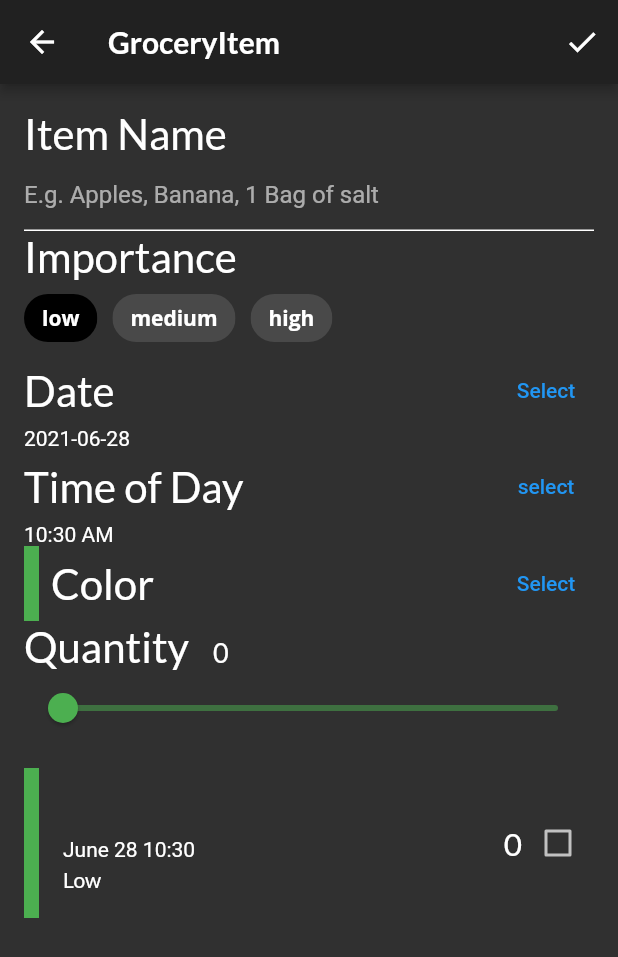
After one commit to EugeneAlexandrov/flutter_project, a Flutter app: the screen it shows after launch, item 3 of the bottom bar chosen, after a tap on the "add" icon, on a phone screen of 412 x 824 dp. The commit adds this screen. Shown: the top 957 px of the screen. Run offline on Flutter 3.47's test engine with Material 2 defaults, Android fonts, the phone set to English and light mode, and no system bars; our stand-ins replace flutter_colorpicker, google_fonts.

Commit message:
add grocery screen

```diff
--- a/lib/components/components.dart
+++ b/lib/components/components.dart
@@ -2,5 +2,9 @@ export 'card1.dart';
 export 'card2.dart';
 export 'card3.dart';
 export 'circle_image.dart';
+export 'friend_post_tile.dart';
+export 'friend_post_list_view.dart';
+export 'grocery_tile.dart';
+export 'recipe_thumbnail.dart';
+export 'recipes_grid_view.dart';
 export 'today_recipe_list_view.dart';
-export 'friend_post_tile.dart';
--- /dev/null
+++ b/lib/components/grocery_tile.dart
@@ -0,0 +1,110 @@
+import 'package:flutter/material.dart';
+import 'package:fooderlich/models/models.dart';
+import 'package:google_fonts/google_fonts.dart';
+import 'package:intl/intl.dart';
+
+class GroceryTile extends StatelessWidget {
+  final GroceryItem item;
+  final TextDecoration textDecoration;
+  final Function(bool?) onComplete;
+
+  GroceryTile({Key? key, required this.item, required this.onComplete})
+      : textDecoration =
+            item.isComplete ? TextDecoration.lineThrough : TextDecoration.none,
+        super(key: key);
+
+  @override
+  Widget build(BuildContext context) {
+    return Container(
+      height: 100,
+      child: Row(
+        mainAxisAlignment: MainAxisAlignment.spaceBetween,
+        children: [
+          // TODO 22: Add Row to group (name, date, importance)
+          Row(
+            children: [
+              Container(
+                width: 10,
+                color: item.color,
+              ),
+              SizedBox(
+                width: 16,
+              ),
+              Column(
+                mainAxisAlignment: MainAxisAlignment.center,
+                crossAxisAlignment: CrossAxisAlignment.start,
+                children: [
+                  Text(
+                    item.name,
+                    style: GoogleFonts.lato(
+                        decoration: textDecoration,
+                        fontSize: 21,
+                        fontWeight: FontWeight.bold),
+                  ),
+                  SizedBox(height: 4),
+                  buildDate(),
+                  SizedBox(height: 4.0),
+                  buildImportance(),
+                ],
+              ),
+            ],
+          ),
+          // TODO 23: Add Row to group (quantity, checkbox)
+          Row(
+            children: [
+              Text(
+                item.quantity.toString(),
+                style: GoogleFonts.lato(
+                  decoration: textDecoration,
+                  fontSize: 21.0,
+                ),
+              ),
+              buildCheckBox(),
+            ],
+          ),
+        ],
+      ),
+    );
+  }
+
+  Widget buildImportance() {
+    if (item.importance == Importance.low) {
+      return Text('Low', style: GoogleFonts.lato(decoration: textDecoration));
+    } else if (item.importance == Importance.medium) {
+      return Text(
+        'Medium',
+        style: GoogleFonts.lato(
+          fontWeight: FontWeight.w800,
+          decoration: textDecoration,
+        ),
+      );
+    } else if (item.importance == Importance.high) {
+      return Text(
+        'High',
+        style: GoogleFonts.lato(
+          color: Colors.red,
+          fontWeight: FontWeight.w800,
+          decoration: textDecoration,
+        ),
+      );
+    } else {
+      throw Exception('This importance type does not exist');
+    }
+  }
+
+  Widget buildDate() {
+    final dateFormatter = DateFormat('MMMM dd h:mm');
+    final dateString = dateFormatter.format(item.date);
+    return Text(
+      dateString,
+      style: TextStyle(decoration: textDecoration),
+    );
+  }
+
+  Widget buildCheckBox() {
+    return Checkbox(
+      value: item.isComplete,
+      onChanged: onComplete,
+    );
+  }
+}
--- a/lib/home.dart
+++ b/lib/home.dart
@@ -13,7 +13,7 @@ class Home extends StatefulWidget {
 }
 
 class _HomeState extends State<Home> {
-  static List pages = <Widget>[
+  static List<Widget> pages = [
     ExploreScreen(),
     RecipeScreen(),
     const GroceryScreen(),
@@ -30,7 +30,10 @@ class _HomeState extends State<Home> {
               style: Theme.of(context).textTheme.headline6,
             ),
           ),
-          body: pages[tabManager.selectedTab],
+          body: IndexedStack(
+            index: tabManager.selectedTab,
+            children: pages,
+          ),
           bottomNavigationBar: BottomNavigationBar(
             selectedItemColor:
                 Theme.of(context).textSelectionTheme.selectionColor,
--- a/lib/main.dart
+++ b/lib/main.dart
@@ -1,4 +1,5 @@
 import 'package:flutter/material.dart';
+import 'package:fooderlich/models/grocery_manager.dart';
 import 'package:provider/provider.dart';
 import 'fooderlich_theme.dart';
 import 'home.dart';
@@ -19,9 +20,10 @@ class Fooderlich extends StatelessWidget {
       title: 'Fooderlich',
       home: MultiProvider(
         providers: [
-          ChangeNotifierProvider(create: (context) => TabManager(),)
+          ChangeNotifierProvider(create: (context) => TabManager()),
+          ChangeNotifierProvider(create: (context) => GroceryManager()),
         ],
-        child:const Home(),
+        child: const Home(),
       ),
     );
   }
--- a/lib/models/grocery_item.dart
+++ b/lib/models/grocery_item.dart
@@ -1,21 +1,21 @@
 import 'package:flutter/painting.dart';
 
 class GroceryItem {
-  final String? id;
-  final String? name;
-  final Importance? importance;
-  final Color? color;
-  final int? quantity;
-  final DateTime? date;
+  final String id;
+  final String name;
+  final Importance importance;
+  final Color color;
+  final int quantity;
+  final DateTime date;
   final bool isComplete;
 
   GroceryItem(
-      {this.id,
-      this.name,
-      this.importance,
-      this.color,
-      this.quantity,
-      this.date,
+      {required this.id,
+      required this.name,
+      required this.importance,
+      required this.color,
+      required this.quantity,
+      required this.date,
       this.isComplete = false});
 
   GroceryItem copyWith(
--- /dev/null
+++ b/lib/models/grocery_manager.dart
@@ -0,0 +1,29 @@
+import 'package:flutter/material.dart';
+import 'package:fooderlich/models/grocery_item.dart';
+
+class GroceryManager extends ChangeNotifier {
+  final _groceryItems = <GroceryItem>[];
+
+  List<GroceryItem> get groceryItems => List.unmodifiable(_groceryItems);
+
+  void deleteItem(int index) {
+    _groceryItems.removeAt(index);
+    notifyListeners();
+  }
+
+  void addItem(GroceryItem item) {
+    _groceryItems.add(item);
+    notifyListeners();
+  }
+
+  void updateItem(GroceryItem item, int index) {
+    _groceryItems[index] = item;
+    notifyListeners();
+  }
+
+  void completeItem(int index, bool change) {
+    final item = _groceryItems[index];
+    _groceryItems[index] = item.copyWith(isComplete: change);
+    notifyListeners();
+  }
+}
--- a/lib/models/models.dart
+++ b/lib/models/models.dart
@@ -4,3 +4,4 @@ export 'simple_recipe.dart';
 export 'explore_data.dart';
 export 'grocery_item.dart';
 export 'tab_manager.dart';
+export 'grocery_manager.dart';
--- /dev/null
+++ b/lib/screens/grocery_item_screen.dart
@@ -0,0 +1,350 @@
+import 'package:flutter/material.dart';
+import 'package:flutter_colorpicker/flutter_colorpicker.dart';
+import 'package:fooderlich/components/grocery_tile.dart';
+import 'package:fooderlich/models/models.dart';
+import 'package:google_fonts/google_fonts.dart';
+import 'package:intl/intl.dart';
+import 'package:uuid/uuid.dart';
+
+class GroceryItemScreen extends StatefulWidget {
+  GroceryItemScreen({
+    Key? key,
+    this.onCreate,
+    this.onUpdate,
+    this.originalItem,
+  })  : isUpdating = (originalItem != null),
+        super(key: key);
+
+  final Function(GroceryItem)? onCreate;
+  final Function(GroceryItem)? onUpdate;
+  final GroceryItem? originalItem;
+  final bool isUpdating;
+
+  @override
+  _GroceryItemScreenState createState() => _GroceryItemScreenState();
+}
+
+class _GroceryItemScreenState extends State<GroceryItemScreen> {
+  final _nameController = TextEditingController();
+  String _name = '';
+  Importance _importance = Importance.low;
+  DateTime _dueDate = DateTime.now();
+  TimeOfDay _timeOfDay = TimeOfDay.now();
+  Color _currentColor = Colors.green;
+  int _currentSliderValue = 0;
+
+  @override
+  void initState() {
+    if (widget.originalItem != null) {
+      _nameController.text = widget.originalItem!.name;
+      _name = widget.originalItem!.name;
+      _currentSliderValue = widget.originalItem!.quantity;
+      _importance = widget.originalItem!.importance;
+      _currentColor = widget.originalItem!.color;
+      final DateTime date = widget.originalItem!.date;
+      _timeOfDay = TimeOfDay(hour: date.hour, minute: date.minute);
+      _dueDate = date;
+    }
+
+    _nameController.addListener(() {
+      setState(() {
+        _name = _nameController.text;
+      });
+    });
+
+    super.initState();
+  }
+
+  @override
+  void dispose() {
+    _nameController.dispose();
+    super.dispose();
+  }
+
+  @override
+  Widget build(BuildContext context) {
+    return Scaffold(
+      appBar: AppBar(
+        actions: [
+          IconButton(
+            icon: const Icon(Icons.check),
+            onPressed: () {
+              // TODO 24: Add callback handler
+              final groceryItem = GroceryItem(
+                id: widget.originalItem?.id ?? const Uuid().v1(),
+                name: _nameController.text,
+                importance: _importance,
+                color: _currentColor,
+                quantity: _currentSliderValue,
+                date: DateTime(
+                  _dueDate.year,
+                  _dueDate.month,
+                  _dueDate.day,
+                  _timeOfDay.hour,
+                  _timeOfDay.minute,
+                ),
+              );
+
+              if (widget.isUpdating) {
+                widget.onUpdate!(groceryItem);
+              } else {
+                widget.onCreate!(groceryItem);
+              }
+            },
+          ),
+        ],
+        elevation: 3.0,
+        title: Text(
+          'GroceryItem',
+          style: GoogleFonts.lato(fontWeight: FontWeight.w600),
+        ),
+      ),
+      body: Container(
+        padding: EdgeInsets.all(16),
+        child: ListView(
+          children: [
+            buildNameField(),
+            buildImportanceField(),
+            buildDateField(context),
+            buildTimeField(context),
+            buildColorPicker(context),
+            buildQuantityField(),
+            const SizedBox(height: 16),
+            GroceryTile(
+              item: GroceryItem(
+                id: widget.originalItem?.id ?? const Uuid().v1(),
+                name: _name,
+                importance: _importance,
+                color: _currentColor,
+                quantity: _currentSliderValue,
+                date: DateTime(
+                  _dueDate.year,
+                  _dueDate.month,
+                  _dueDate.day,
+                  _timeOfDay.hour,
+                  _timeOfDay.minute,
+                ),
+              ),
+              onComplete: (value) {},
+            ),
+          ],
+        ),
+      ),
+    );
+  }
+
+  Widget buildNameField() {
+    return Column(
+      crossAxisAlignment: CrossAxisAlignment.start,
+      children: [
+        Text(
+          'Item Name',
+          style: GoogleFonts.lato(fontSize: 28.0),
+        ),
+        TextField(
+          controller: _nameController,
+          cursorColor: _currentColor,
+          decoration: InputDecoration(
+            hintText: 'E.g. Apples, Banana, 1 Bag of salt',
+            enabledBorder: const UnderlineInputBorder(
+              borderSide: BorderSide(color: Colors.white),
+            ),
+            focusedBorder: UnderlineInputBorder(
+              borderSide: BorderSide(color: _currentColor),
+            ),
+            border: UnderlineInputBorder(
+              borderSide: BorderSide(color: _currentColor),
+            ),
+          ),
+        ),
+      ],
+    );
+  }
+
+  Widget buildImportanceField() {
+    return Column(
+      crossAxisAlignment: CrossAxisAlignment.start,
+      children: [
+        Text(
+          'Importance',
+          style: GoogleFonts.lato(fontSize: 28.0),
+        ),
+        Wrap(
+          spacing: 10.0,
+          children: [
+            ChoiceChip(
+              selectedColor: Colors.black,
+              selected: _importance == Importance.low,
+              label: const Text('low', style: TextStyle(color: Colors.white)),
+              onSelected: (selected) {
+                setState(() => _importance = Importance.low);
+              },
+            ),
+            ChoiceChip(
+              selectedColor: Colors.black,
+              selected: _importance == Importance.medium,
+              label:
+                  const Text('medium', style: TextStyle(color: Colors.white)),
+              onSelected: (selected) {
+                setState(() => _importance = Importance.medium);
+              },
+            ),
+            ChoiceChip(
+              selectedColor: Colors.black,
+              selected: _importance == Importance.high,
+              label: const Text('high', style: TextStyle(color: Colors.white)),
+              onSelected: (selected) {
+                setState(() => _importance = Importance.high);
+              },
+            ),
+          ],
+        ),
+      ],
+    );
+  }
+
+  Widget buildDateField(BuildContext context) {
+    return Column(
+      crossAxisAlignment: CrossAxisAlignment.start,
+      children: [
+        Row(
+          mainAxisAlignment: MainAxisAlignment.spaceBetween,
+          children: [
+            Text(
+              'Date',
+              style: GoogleFonts.lato(fontSize: 28.0),
+            ),
+            TextButton(
+              child: const Text('Select'),
+              onPressed: () async {
+                final currentDate = DateTime.now();
+                final selectedDate = await showDatePicker(
+                    context: context,
+                    initialDate: currentDate,
+                    firstDate: currentDate,
+                    lastDate: DateTime(currentDate.year + 5));
+                setState(() {
+                  if (selectedDate != null) {
+                    _dueDate = selectedDate;
+                  }
+                });
+              },
+            ),
+          ],
+        ),
+        Text('${DateFormat('yyyy-MM-dd').format(_dueDate)}'),
+      ],
+    );
+  }
+
+  Widget buildTimeField(BuildContext context) {
+    return Column(
+      crossAxisAlignment: CrossAxisAlignment.start,
+      children: [
+        Row(
+          mainAxisAlignment: MainAxisAlignment.spaceBetween,
+          children: [
+            Text(
+              'Time of Day',
+              style: GoogleFonts.lato(fontSize: 28),
+            ),
+            TextButton(
+              child: const Text('select'),
+              onPressed: () async {
+                final timeOfDay = await showTimePicker(
+                    context: context, initialTime: TimeOfDay.now());
+                setState(() {
+                  if (timeOfDay != null) {
+                    _timeOfDay = timeOfDay;
+                  }
+                });
+              },
+            ),
+          ],
+        ),
+        if (_timeOfDay != null) Text('${_timeOfDay.format(context)}'),
+      ],
+    );
+  }
+
+  Widget buildColorPicker(BuildContext context) {
+    return Row(
+      mainAxisAlignment: MainAxisAlignment.spaceBetween,
+      children: [
+        Row(
+          children: [
+            Container(
+              height: 50.0,
+              width: 10.0,
+              color: _currentColor,
+            ),
+            const SizedBox(width: 8.0),
+            Text(
+              'Color',
+              style: GoogleFonts.lato(fontSize: 28.0),
+            ),
+          ],
+        ),
+        TextButton(
+          child: const Text('Select'),
+          onPressed: () {
+            showDialog(
+                context: context,
+                builder: (context) {
+                  return AlertDialog(
+                    content: BlockPicker(
+                        pickerColor: Colors.white,
+                        onColorChanged: (color) {
+                          setState(() => _currentColor = color);
+                        }),
+                    actions: [
+                      TextButton(
+                        onPressed: () {
+                          Navigator.of(context).pop();
+                        },
+                        child: const Text('Save'),
+                      )
+                    ],
+                  );
+                });
+          },
+        ),
+      ],
+    );
+  }
+
+  Widget buildQuantityField() {
+    return Column(
+      crossAxisAlignment: CrossAxisAlignment.start,
+      children: [
+        Row(
+          crossAxisAlignment: CrossAxisAlignment.baseline,
+          textBaseline: TextBaseline.alphabetic,
+          children: [
+            Text(
+              'Quantity',
+              style: GoogleFonts.lato(fontSize: 28.0),
+            ),
+            const SizedBox(width: 16),
+            Text(
+              '$_currentSliderValue',
+              style: GoogleFonts.lato(fontSize: 18.0),
+            ),
+          ],
+        ),
+        Slider(
+          activeColor: _currentColor,
+          inactiveColor: _currentColor.withOpacity(0.5),
+          value: _currentSliderValue.toDouble(),
+          min: 0,
+          max: 100,
+          label: _currentSliderValue.toString(),
+          divisions: 100,
+          onChanged: (double value) {
+            setState(() => _currentSliderValue = value.toInt());
+          },
+        )
+      ],
+    );
+  }
+}
--- /dev/null
+++ b/lib/screens/grocery_list_screen.dart
@@ -0,0 +1,74 @@
+import 'package:flutter/material.dart';
+import 'package:fooderlich/components/grocery_tile.dart';
+import 'package:fooderlich/models/grocery_manager.dart';
+import 'package:fooderlich/screens/grocery_item_screen.dart';
+
+class GroceryListScreen extends StatelessWidget {
+  final GroceryManager manager;
+
+  const GroceryListScreen({Key? key, required this.manager}) : super(key: key);
+
+  @override
+  Widget build(BuildContext context) {
+    final groceryItems = manager.groceryItems;
+
+    return Padding(
+      padding: const EdgeInsets.all(16),
+      child: ListView.separated(
+          itemBuilder: (context, index) {
+            final item = groceryItems[index];
+            // TODO 28: Wrap in a Dismissable
+            // TODO 27: Wrap in an InkWell
+            return Dismissible(
+              key: Key(item.id),
+              direction: DismissDirection.endToStart,
+              background: Container(
+                color: Colors.red,
+                alignment: Alignment.centerRight,
+                child: const Icon(
+                  Icons.delete_forever,
+                  color: Colors.white,
+                  size: 50,
+                ),
+              ),
+              onDismissed: (direction) {
+                manager.deleteItem(index);
+                ScaffoldMessenger.of(context).showSnackBar(
+                  SnackBar(
+                    content: Text('${item.name} dismissed'),
+                  ),
+                );
+              },
+              child: InkWell(
+                child: GroceryTile(
+                  key: Key(item.id),
+                  item: item,
+                  onComplete: (change) {
+                    manager.completeItem(index, change!);
+                  },
+                ),
+                onTap: () {
+                  Navigator.push(
+                    context,
+                    MaterialPageRoute(
+                      builder: (context) => GroceryItemScreen(
+                          originalItem: item,
+                          onUpdate: (item) {
+                            manager.updateItem(item, index);
+                            Navigator.pop(context);
+                          }),
+                    ),
+                  );
+                },
+              ),
+            );
+          },
+          separatorBuilder: (context, index) {
+            return const SizedBox(
+              height: 16.0,
+            );
+          },
+          itemCount: groceryItems.length),
+    );
+  }
+}
--- a/lib/screens/grocery_screen.dart
+++ b/lib/screens/grocery_screen.dart
@@ -1,11 +1,46 @@
 import 'package:flutter/material.dart';
+import 'package:fooderlich/models/models.dart';
 import 'package:fooderlich/screens/empty_grocery_screen.dart';
+import 'package:fooderlich/screens/grocery_list_screen.dart';
+import 'package:provider/provider.dart';
+
+import 'grocery_item_screen.dart';
 
 class GroceryScreen extends StatelessWidget {
   const GroceryScreen({Key? key}) : super(key: key);
 
   @override
   Widget build(BuildContext context) {
-    return EmptyGroceryScreen();
+    return Scaffold(
+        floatingActionButton: FloatingActionButton(
+          child: const Icon(Icons.add),
+          onPressed: () {
+            final manager = Provider.of<GroceryManager>(context, listen: false);
+            Navigator.push(
+              context,
+              MaterialPageRoute(
+                builder: (context) => GroceryItemScreen(
+                  onCreate: (item) {
+                    manager.addItem(item);
+                    Navigator.pop(context);
+                  },
+                ),
+              ),
+            );
+          },
+        ),
+        body: buildGroceryScreen());
+  }
+
+  Widget buildGroceryScreen() {
+    return Consumer<GroceryManager>(
+      builder: (context, manager, child) {
+        if (manager.groceryItems.isNotEmpty) {
+          return GroceryListScreen(manager: manager);
+        } else {
+          return const EmptyGroceryScreen();
+        }
+      },
+    );
   }
 }
```
